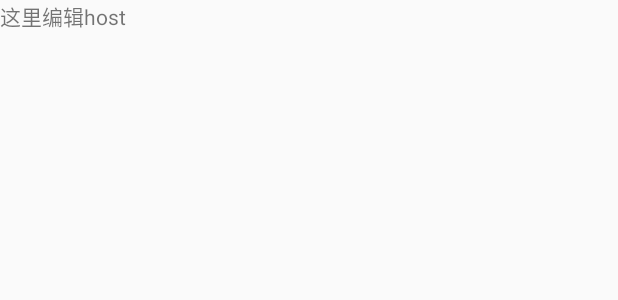
After one commit to jueran/irriwave, an Android app: the layout activity_edit_host.xml on its own in the app's theme, with its tools: preview values and no code run, on a phone screen of 412 x 824 dp. The commit adds this screen. Shown: the top 300 px of the screen. Run offline under Robolectric (Android 15) with nearby library versions, the phone set to English and light mode, and no system bars.

Commit message:
初始化编辑Host的Activity

```diff
--- a/app/src/main/AndroidManifest.xml
+++ b/app/src/main/AndroidManifest.xml
@@ -3,19 +3,21 @@
     package="com.irrigate">
 
     <application
+        android:name=".Application"
         android:allowBackup="true"
         android:icon="@mipmap/ic_launcher"
         android:label="@string/app_name"
         android:roundIcon="@mipmap/ic_launcher_round"
         android:supportsRtl="true"
         android:theme="@style/AppTheme">
-        <activity android:name=".MainActivity">
+        <activity android:name=".activity.MainActivity">
             <intent-filter>
                 <action android:name="android.intent.action.MAIN" />
 
                 <category android:name="android.intent.category.LAUNCHER" />
             </intent-filter>
         </activity>
+        <activity android:name=".activity.host.EditHostActivity" />
     </application>
 
 </manifest>
--- a/app/src/main/java/com/irrigate/MainActivity.java
+++ b/app/src/main/java/com/irrigate/activity/MainActivity.java
@@ -1,7 +1,9 @@
-package com.irrigate;
+package com.irrigate.activity;
 
 import android.support.v7.app.AppCompatActivity;
 import android.os.Bundle;
+
+import com.irrigate.R;
 
 public class MainActivity extends AppCompatActivity {
 
--- /dev/null
+++ b/app/src/main/res/layout/activity_edit_host.xml
@@ -0,0 +1,10 @@
+<?xml version="1.0" encoding="utf-8"?>
+<LinearLayout xmlns:android="http://schemas.android.com/apk/res/android"
+    android:orientation="vertical" android:layout_width="match_parent"
+    android:layout_height="match_parent">
+    <TextView
+        android:layout_width="match_parent"
+        android:layout_height="match_parent"
+        android:text="这里编辑host"/>
+
+</LinearLayout>
--- a/app/src/main/res/layout/activity_main.xml
+++ b/app/src/main/res/layout/activity_main.xml
@@ -4,7 +4,7 @@
     xmlns:tools="http://schemas.android.com/tools"
     android:layout_width="match_parent"
     android:layout_height="match_parent"
-    tools:context="com.irrigate.MainActivity">
+    tools:context="com.irrigate.activity.MainActivity">
 
     <TextView
         android:layout_width="wrap_content"
```
Also changed, not shown: app/src/main/java/com/irrigate/Application.java (added, +11 -0 lines), app/src/main/java/com/irrigate/activity/host/EditHostActivity.java (added, +22 -0 lines).
